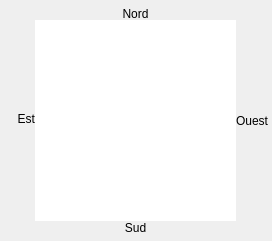
Before: the Qt Designer form src/interface/radar.ui in mconsidine/previsat-git, drawn with Qt 5.
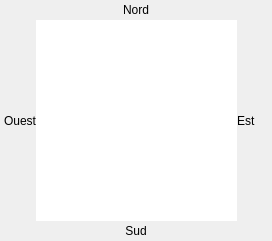
After: the same form once the commit is applied.

What changed in the file:
```diff
--- a/src/interface/radar.ui
+++ b/src/interface/radar.ui
@@ -18,21 +18,75 @@
   </property>
   <property name="maximumSize">
    <size>
-    <width>272</width>
+    <width>400</width>
     <height>241</height>
    </size>
   </property>
   <property name="windowTitle">
    <string>Frame</string>
   </property>
+  <layout class="QVBoxLayout" name="verticalLayout_2">
+   <property name="spacing">
+    <number>0</number>
+   </property>
+   <property name="leftMargin">
+    <number>0</number>
+   </property>
+   <property name="topMargin">
+    <number>0</number>
+   </property>
+   <property name="rightMargin">
+    <number>0</number>
+   </property>
+   <property name="bottomMargin">
+    <number>0</number>
+   </property>
+   <item>
+    <layout class="QVBoxLayout" name="verticalLayout">
+     <property name="spacing">
+      <number>0</number>
+     </property>
+     <item>
+      <widget class="QLabel" name="coordGeo1">
+       <property name="text">
+        <string>Nord</string>
+       </property>
+       <property name="alignment">
+        <set>Qt::AlignCenter</set>
+       </property>
+      </widget>
+     </item>
+     <item>
+      <layout class="QHBoxLayout" name="horizontalLayout">
+       <property name="spacing">
+        <number>0</number>
+       </property>
+       <item>
+        <widget class="QLabel" name="coordGeo3">
+         <property name="text">
+          <string>Ouest</string>
+         </property>
+         <property name="alignment">
+          <set>Qt::AlignRight|Qt::AlignTrailing|Qt::AlignVCenter</set>
+         </property>
+         <property name="margin">
+          <number>2</number>
+         </property>
+        </widget>
+       </item>
+       <item>
   <widget class="QGraphicsView" name="vueRadar">
-   <property name="geometry">
-    <rect>
-     <x>35</x>
-     <y>20</y>
+         <property name="minimumSize">
+          <size>
      <width>201</width>
      <height>201</height>
-    </rect>
+          </size>
+         </property>
+         <property name="maximumSize">
+          <size>
+           <width>201</width>
+           <height>201</height>
+          </size>
    </property>
    <property name="frameShape">
     <enum>QFrame::NoFrame</enum>
@@ -40,32 +94,25 @@
    <property name="frameShadow">
     <enum>QFrame::Plain</enum>
    </property>
-  </widget>
-  <widget class="QLabel" name="coordGeo1">
-   <property name="geometry">
-    <rect>
-     <x>115</x>
-     <y>6</y>
-     <width>41</width>
-     <height>16</height>
-    </rect>
-   </property>
+         <property name="lineWidth">
+          <number>0</number>
+         </property>
+        </widget>
+       </item>
+       <item>
+        <widget class="QLabel" name="coordGeo4">
    <property name="text">
-    <string>Nord</string>
-   </property>
-   <property name="alignment">
-    <set>Qt::AlignCenter</set>
-   </property>
-  </widget>
+          <string>Est</string>
+         </property>
+         <property name="margin">
+          <number>2</number>
+         </property>
+        </widget>
+       </item>
+      </layout>
+     </item>
+     <item>
   <widget class="QLabel" name="coordGeo2">
-   <property name="geometry">
-    <rect>
-     <x>115</x>
-     <y>220</y>
-     <width>41</width>
-     <height>16</height>
-    </rect>
-   </property>
    <property name="text">
     <string>Sud</string>
    </property>
@@ -73,41 +120,10 @@
     <set>Qt::AlignCenter</set>
    </property>
   </widget>
-  <widget class="QLabel" name="coordGeo3">
-   <property name="geometry">
-    <rect>
-     <x>4</x>
-     <y>111</y>
-     <width>31</width>
-     <height>16</height>
-    </rect>
-   </property>
-   <property name="text">
-    <string>Est</string>
-   </property>
-   <property name="alignment">
-    <set>Qt::AlignRight|Qt::AlignTrailing|Qt::AlignVCenter</set>
-   </property>
-   <property name="margin">
-    <number>1</number>
-   </property>
-  </widget>
-  <widget class="QLabel" name="coordGeo4">
-   <property name="geometry">
-    <rect>
-     <x>236</x>
-     <y>111</y>
-     <width>41</width>
-     <height>20</height>
-    </rect>
-   </property>
-   <property name="text">
-    <string>Ouest</string>
-   </property>
-   <property name="margin">
-    <number>1</number>
-   </property>
-  </widget>
+     </item>
+    </layout>
+   </item>
+  </layout>
  </widget>
  <resources/>
  <connections/>
```
Lines whose indentation alone changed are shown as unchanged.
